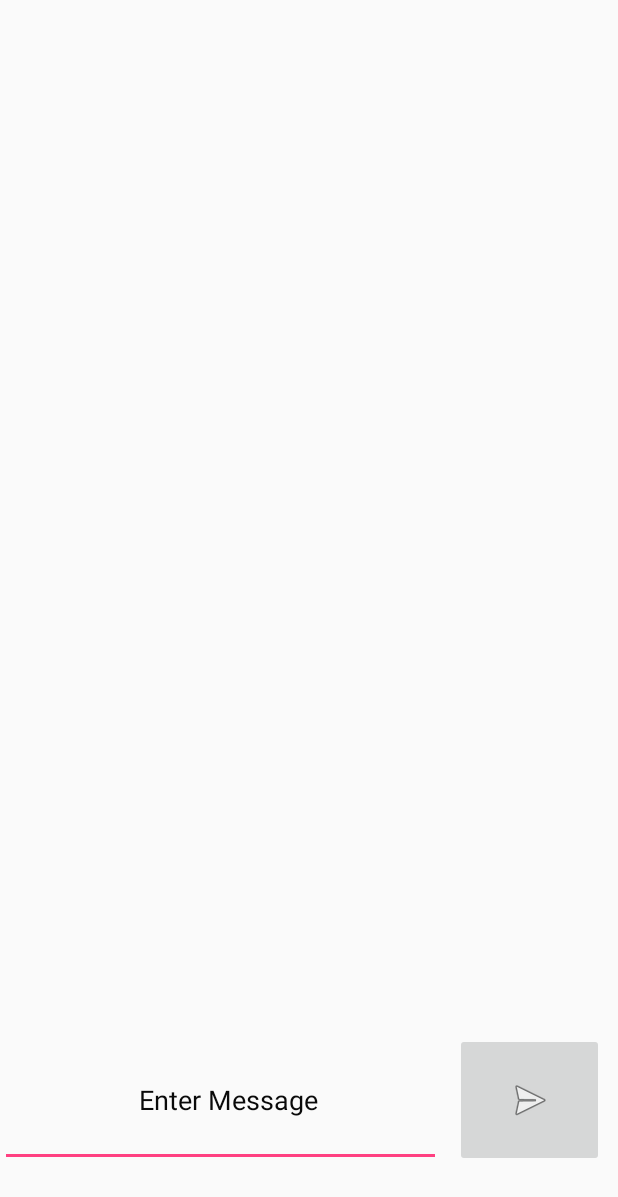
After one commit to sharmaumang001/FlashChat, an Android app: the ChatActivity screen opened directly, with no data from a screen before it, on a phone screen of 412 x 824 dp. The commit adds this screen. Shown: the top 1197 px of the screen. Run offline under Robolectric (Android 15) with nearby library versions, the phone set to English and light mode, and no system bars.

Commit message:
Activity Added.

```diff
--- a/app/build.gradle
+++ b/app/build.gradle
@@ -31,4 +31,5 @@ dependencies {
     testImplementation 'junit:junit:4.12'
     androidTestImplementation 'androidx.test.ext:junit:1.1.1'
     androidTestImplementation 'androidx.test.espresso:espresso-core:3.2.0'
+    implementation 'androidx.recyclerview:recyclerview:1.1.0'
 }
--- a/app/src/main/AndroidManifest.xml
+++ b/app/src/main/AndroidManifest.xml
@@ -3,7 +3,6 @@
     package="com.example.flashchat">
 
     <uses-permission android:name="android.permission.INTERNET" />
-
 
     <application
         android:allowBackup="true"
@@ -12,7 +11,8 @@
         android:roundIcon="@mipmap/ic_launcher_round"
         android:supportsRtl="true"
         android:theme="@style/AppTheme">
-        <activity android:name=".RegisterActivity"></activity>
+        <activity android:name=".ChatActivity"></activity>
+        <activity android:name=".RegisterActivity" />
         <activity android:name=".MainActivity">
             <intent-filter>
                 <action android:name="android.intent.action.MAIN" />
--- /dev/null
+++ b/app/src/main/java/com/example/flashchat/ChatActivity.java
@@ -0,0 +1,26 @@
+package com.example.flashchat;
+
+import androidx.appcompat.app.AppCompatActivity;
+
+import android.os.Bundle;
+import android.widget.Button;
+import android.widget.EditText;
+import android.widget.ImageButton;
+import android.widget.ListView;
+
+public class ChatActivity extends AppCompatActivity {
+
+    ListView mChatList;
+    EditText mTypeMessage;
+    ImageButton mSendButton;
+
+    @Override
+    protected void onCreate(Bundle savedInstanceState) {
+        super.onCreate(savedInstanceState);
+        setContentView(R.layout.activity_main_chat);
+
+        mChatList=findViewById(R.id.listViewID);
+        mTypeMessage=findViewById(R.id.messageId);
+        mSendButton=findViewById(R.id.sendButtonId);
+    }
+}
--- a/app/src/main/java/com/example/flashchat/RegisterActivity.java
+++ b/app/src/main/java/com/example/flashchat/RegisterActivity.java
@@ -48,7 +48,7 @@ public class RegisterActivity extends AppCompatActivity {
             cancel = true;
         }
         if(!TextUtils.isEmpty(mEmail)){
-            mRegiterEmailView.setError("The Field is reuired");
+            mRegiterEmailView.setError("The Field is required");
             mfocusView = mRegiterEmailView;
             cancel= true;
         }else if(!isEmailValid(mEmail)){
--- a/app/src/main/res/layout/activity_main_chat.xml
+++ b/app/src/main/res/layout/activity_main_chat.xml
@@ -1,6 +1,48 @@
 <?xml version="1.0" encoding="utf-8"?>
 <androidx.constraintlayout.widget.ConstraintLayout xmlns:android="http://schemas.android.com/apk/res/android"
+    xmlns:app="http://schemas.android.com/apk/res-auto"
+    xmlns:tools="http://schemas.android.com/tools"
     android:layout_width="match_parent"
     android:layout_height="match_parent">
 
+    <ListView
+        android:id="@+id/listViewID"
+        android:layout_width="match_parent"
+        android:layout_height="640dp"
+        android:backgroundTint="#1C1B1B"
+        app:layout_constraintBottom_toBottomOf="parent"
+        app:layout_constraintEnd_toEndOf="parent"
+        app:layout_constraintHorizontal_bias="0.0"
+        app:layout_constraintStart_toStartOf="parent"
+        app:layout_constraintTop_toTopOf="parent"
+        app:layout_constraintVertical_bias="0.0">
+
+    </ListView>
+
+    <ImageButton
+        android:id="@+id/sendButtonId"
+        android:layout_width="99dp"
+        android:layout_height="89dp"
+        android:layout_marginTop="2dp"
+        app:layout_constraintBottom_toBottomOf="parent"
+        app:layout_constraintEnd_toEndOf="parent"
+        app:layout_constraintStart_toEndOf="@+id/messageId"
+        app:layout_constraintTop_toBottomOf="@+id/listViewID"
+        app:srcCompat="@android:drawable/ic_menu_send" />
+
+    <EditText
+        android:id="@+id/messageId"
+        android:layout_width="294dp"
+        android:layout_height="89dp"
+        android:layout_marginTop="2dp"
+        android:ems="10"
+        android:hint="                   Enter Message"
+        android:inputType="textPersonName"
+        android:textColorHint="#090909"
+        app:layout_constraintBottom_toBottomOf="parent"
+        app:layout_constraintEnd_toEndOf="parent"
+        app:layout_constraintHorizontal_bias="0.0"
+        app:layout_constraintStart_toStartOf="parent"
+        app:layout_constraintTop_toBottomOf="@+id/listViewID" />
+
 </androidx.constraintlayout.widget.ConstraintLayout>
--- a/app/src/main/res/layout/chat_msg_row.xml
+++ b/app/src/main/res/layout/chat_msg_row.xml
@@ -1,6 +1,20 @@
 <?xml version="1.0" encoding="utf-8"?>
 <LinearLayout xmlns:android="http://schemas.android.com/apk/res/android"
+    android:orientation="vertical"
     android:layout_width="match_parent"
     android:layout_height="match_parent">
 
+    <TextView
+        android:id="@+id/author"
+        android:layout_width="match_parent"
+        android:layout_height="40dp"
+        android:text="Type a message"
+        android:textColor="#1F9E25"
+        android:textSize="17sp" />
+
+    <TextView
+        android:id="@+id/message"
+        android:layout_width="match_parent"
+        android:layout_height="40dp"
+        android:text="Hello!!" />
 </LinearLayout>
--- a/app/src/main/res/values/strings.xml
+++ b/app/src/main/res/values/strings.xml
@@ -14,8 +14,7 @@
     <string name="error_invalid_password">Password too short or does not match</string>
     <string name="error_incorrect_password">This password is incorrect</string>
     <string name="error_field_required">This field is required</string>
-    <string name="permission_rationale">"Contacts permissions are needed for providing email
-        completions."
+    <string name="permission_rationale">"Contacts permissions are needed for providing email completions."
     </string>
     <string name="sample_message">Hello!</string>
 </resources>
```
